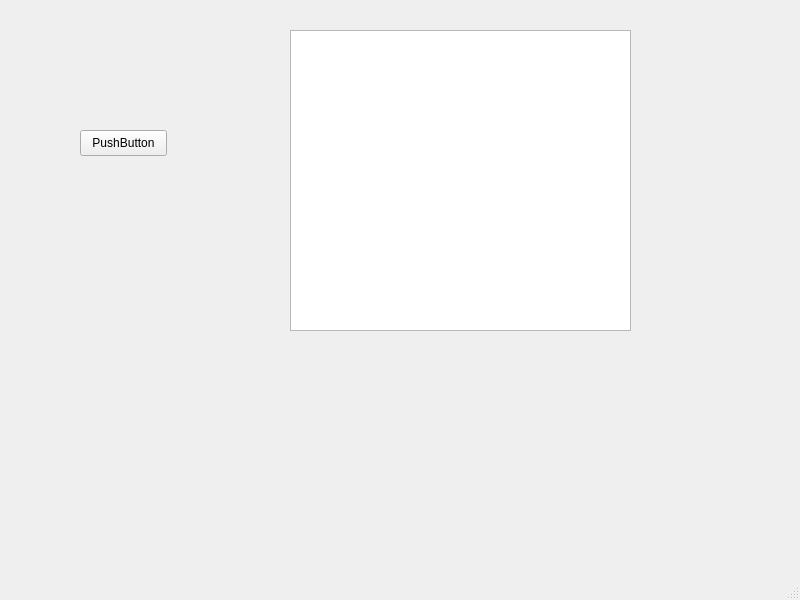
First picture: the form in src/four_colors/view/ui_files/main.ui, repository Dadadot/four_colors, before the edit.
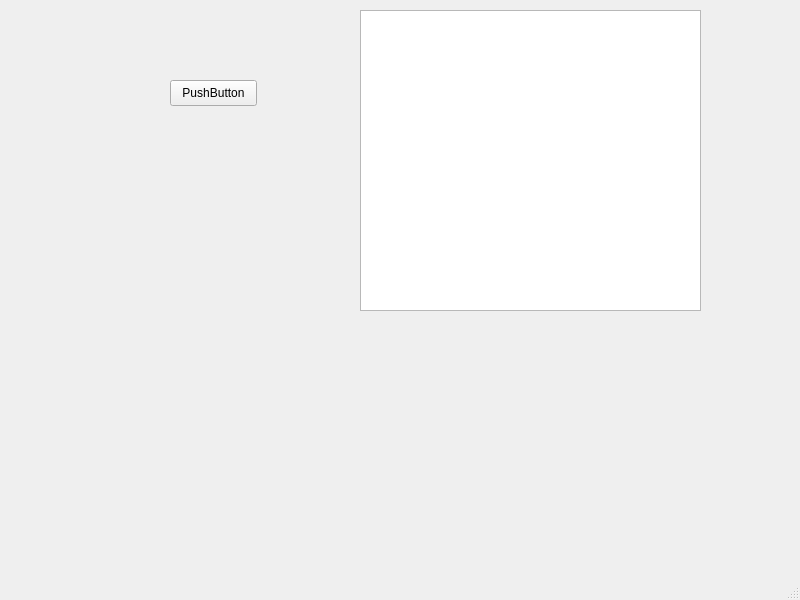
Second picture: the form after the edit.

Patch:
```diff
--- a/src/four_colors/view/ui_files/main.ui
+++ b/src/four_colors/view/ui_files/main.ui
@@ -17,8 +17,8 @@
    <widget class="QPushButton" name="pushButton">
     <property name="geometry">
      <rect>
-      <x>80</x>
-      <y>130</y>
+      <x>170</x>
+      <y>80</y>
       <width>87</width>
       <height>26</height>
      </rect>
@@ -30,8 +30,8 @@
    <widget class="QGraphicsView" name="graphicsView">
     <property name="geometry">
      <rect>
-      <x>290</x>
-      <y>30</y>
+      <x>360</x>
+      <y>10</y>
       <width>341</width>
       <height>301</height>
      </rect>
```
Left out of the diff: 11 changed lines with no effect on the pictures.
